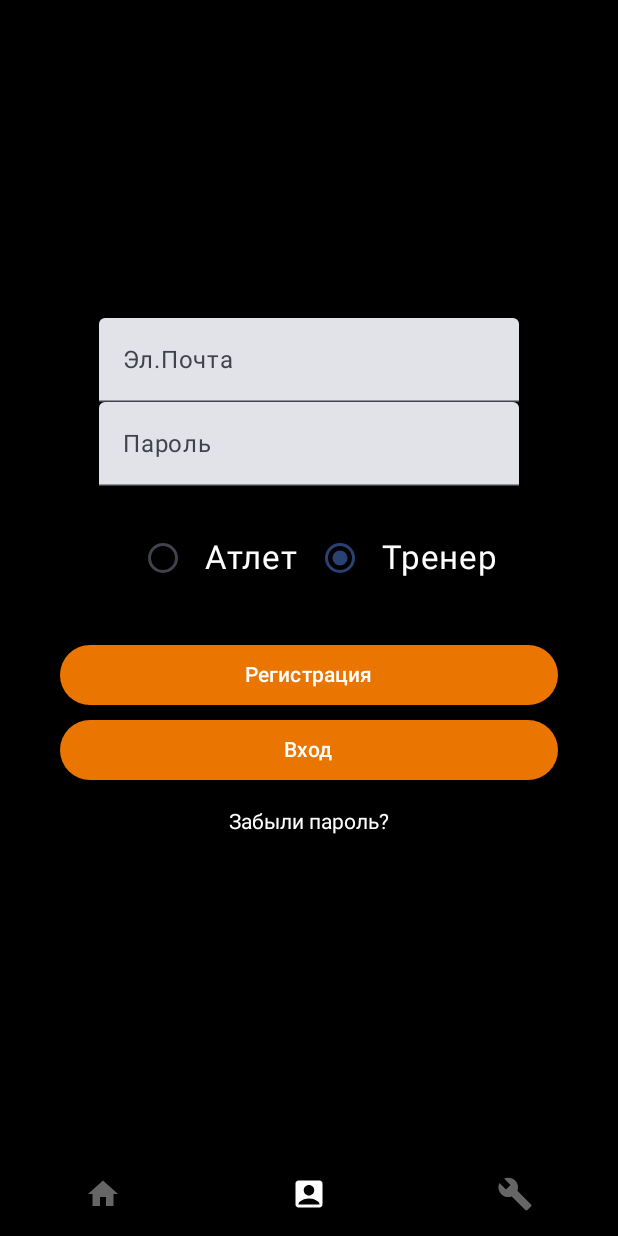
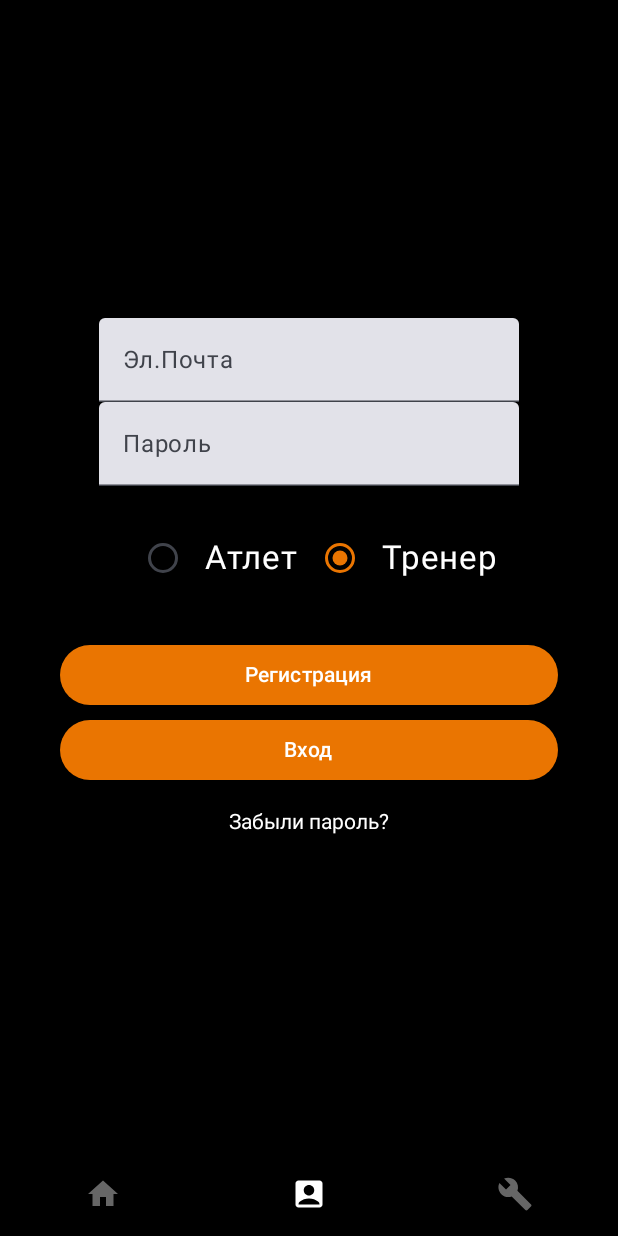
Before and after one commit to Sgudkov/CrossfitApp, an Android app built with Jetpack Compose: the screen it shows after launch (MainActivity), item 2 of the bottom bar chosen, on a phone screen of 412 x 824 dp. Run offline under Robolectric (Android 15) with nearby library versions, the phone set to English and light mode, and no system bars; libraries missing offline, so code that uses them is left out: com.vanpra.composematerialdialogs; 2 statements that could not run were skipped.

Commit message:
Change radioButtons color

```diff
--- a/app/src/main/java/com/example/mynavigation/MainActivity.kt
+++ b/app/src/main/java/com/example/mynavigation/MainActivity.kt
@@ -21,7 +21,7 @@ class MainActivity : ComponentActivity() {
 
                 Surface(
                     modifier = Modifier.fillMaxSize(),
-                    color = MaterialTheme.colors.background,
+                    color = MaterialTheme.colors.onBackground,
 //                    color = MaterialTheme.colorScheme.background
                 ) {
                     MainScreen()
--- a/app/src/main/java/com/example/mynavigation/screens/LoginScreen.kt
+++ b/app/src/main/java/com/example/mynavigation/screens/LoginScreen.kt
@@ -20,6 +20,7 @@ import androidx.compose.foundation.text.KeyboardOptions
 import androidx.compose.material3.Button
 import androidx.compose.material3.ButtonDefaults
 import androidx.compose.material3.RadioButton
+import androidx.compose.material3.RadioButtonDefaults
 import androidx.compose.material3.Text
 import androidx.compose.material3.TextField
 import androidx.compose.runtime.Composable
@@ -102,6 +103,7 @@ fun LoginScreen() {
         ) {
             RadioButton(
                 selected = radioButton,
+                colors = RadioButtonDefaults.colors( Color(0xFFea7501)),
                 onClick = {
                     radioButton = true
                     GlobalData.setAthlete(true)
@@ -115,6 +117,7 @@ fun LoginScreen() {
             )
             RadioButton(
                 selected = !radioButton,
+                colors = RadioButtonDefaults.colors( Color(0xFFea7501)),
                 onClick = {
                     radioButton = false
                     GlobalData.setAthlete(false)
```
